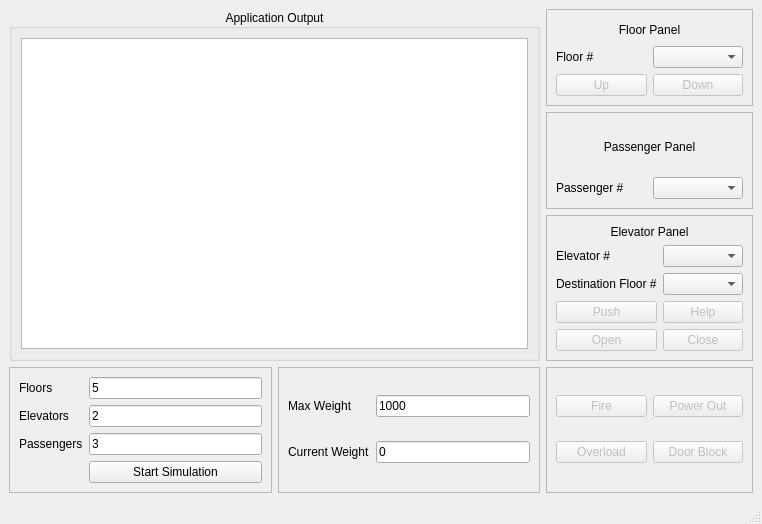
Above: elevassign/mainwindow.ui from kenjisak/QtElevator before the change. Below: the same form after it.
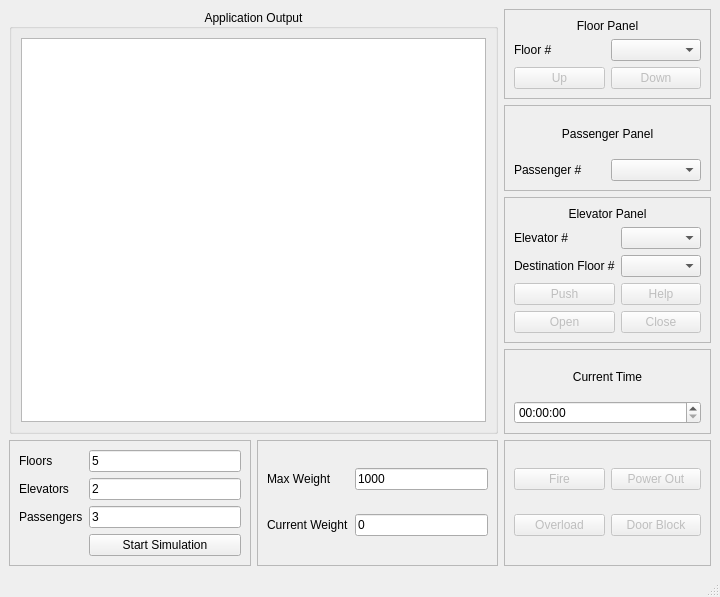
That is the form after the change.

Commit message: fixed elevcenteredstrat(working as intended)

The edit to the form file:
```diff
--- a/elevassign/mainwindow.ui
+++ b/elevassign/mainwindow.ui
@@ -6,8 +6,8 @@
    <rect>
     <x>0</x>
     <y>0</y>
-    <width>762</width>
-    <height>524</height>
+    <width>720</width>
+    <height>597</height>
    </rect>
   </property>
   <property name="windowTitle">
@@ -15,120 +15,33 @@
   </property>
   <widget class="QWidget" name="allWidgets">
    <layout class="QGridLayout" name="gridLayout_7">
-    <item row="5" column="0">
-     <widget class="QFrame" name="simPanel">
-      <property name="frameShape">
-       <enum>QFrame::StyledPanel</enum>
+    <item row="0" column="0" rowspan="7" colspan="2">
+     <widget class="QGroupBox" name="outputPanel">
+      <property name="title">
+       <string>Application Output</string>
       </property>
-      <property name="frameShadow">
-       <enum>QFrame::Raised</enum>
+      <property name="alignment">
+       <set>Qt::AlignCenter</set>
       </property>
-      <layout class="QGridLayout" name="gridLayout_3">
-       <item row="1" column="0">
-        <widget class="QLabel" name="numElevsLabel">
-         <property name="text">
-          <string>Elevators</string>
-         </property>
-        </widget>
-       </item>
-       <item row="0" column="1">
-        <widget class="QLineEdit" name="flrNuminit">
-         <property name="text">
-          <string>5</string>
-         </property>
-        </widget>
-       </item>
-       <item row="1" column="1">
-        <widget class="QLineEdit" name="elevNuminit">
-         <property name="text">
-          <string>2</string>
-         </property>
-        </widget>
-       </item>
-       <item row="3" column="1">
-        <widget class="QPushButton" name="startSimBtn">
-         <property name="text">
-          <string>Start Simulation</string>
-         </property>
-        </widget>
-       </item>
+      <layout class="QGridLayout" name="gridLayout_6">
        <item row="0" column="0">
-        <widget class="QLabel" name="numFlrsLabel">
-         <property name="text">
-          <string>Floors</string>
+        <widget class="QTextEdit" name="outputBox">
+         <property name="readOnly">
+          <bool>true</bool>
          </property>
-        </widget>
-       </item>
-       <item row="2" column="0">
-        <widget class="QLabel" name="numPassLabel">
-         <property name="text">
-          <string>Passengers</string>
+         <property name="html">
+          <string>&lt;!DOCTYPE HTML PUBLIC &quot;-//W3C//DTD HTML 4.0//EN&quot; &quot;http://www.w3.org/TR/REC-html40/strict.dtd&quot;&gt;
+&lt;html&gt;&lt;head&gt;&lt;meta name=&quot;qrichtext&quot; content=&quot;1&quot; /&gt;&lt;style type=&quot;text/css&quot;&gt;
+p, li { white-space: pre-wrap; }
+&lt;/style&gt;&lt;/head&gt;&lt;body style=&quot; font-family:'Noto Sans'; font-size:9pt; font-weight:400; font-style:normal;&quot;&gt;
+&lt;p style=&quot;-qt-paragraph-type:empty; margin-top:0px; margin-bottom:0px; margin-left:0px; margin-right:0px; -qt-block-indent:0; text-indent:0px;&quot;&gt;&lt;br /&gt;&lt;/p&gt;&lt;/body&gt;&lt;/html&gt;</string>
          </property>
         </widget>
        </item>
-       <item row="2" column="1">
-        <widget class="QLineEdit" name="passNuminit">
-         <property name="text">
-          <string>3</string>
-         </property>
-        </widget>
-       </item>
       </layout>
      </widget>
     </item>
-    <item row="5" column="2">
-     <widget class="QFrame" name="safetyPanel">
-      <property name="frameShape">
-       <enum>QFrame::StyledPanel</enum>
-      </property>
-      <property name="frameShadow">
-       <enum>QFrame::Raised</enum>
-      </property>
-      <layout class="QGridLayout" name="gridLayout_2">
-       <item row="1" column="0">
-        <widget class="QPushButton" name="overldBtn">
-         <property name="enabled">
-          <bool>false</bool>
-         </property>
-         <property name="text">
-          <string>Overload</string>
-         </property>
-        </widget>
-       </item>
-       <item row="0" column="1">
-        <widget class="QPushButton" name="pwroutBtn">
-         <property name="enabled">
-          <bool>false</bool>
-         </property>
-         <property name="text">
-          <string>Power Out</string>
-         </property>
-        </widget>
-       </item>
-       <item row="1" column="1">
-        <widget class="QPushButton" name="doorBlockBtn">
-         <property name="enabled">
-          <bool>false</bool>
-         </property>
-         <property name="text">
-          <string>Door Block</string>
-         </property>
-        </widget>
-       </item>
-       <item row="0" column="0">
-        <widget class="QPushButton" name="fireBtn">
-         <property name="enabled">
-          <bool>false</bool>
-         </property>
-         <property name="text">
-          <string>Fire</string>
-         </property>
-        </widget>
-       </item>
-      </layout>
-     </widget>
-    </item>
-    <item row="5" column="1">
+    <item row="7" column="1">
      <widget class="QFrame" name="weightPanel">
       <property name="frameShape">
        <enum>QFrame::StyledPanel</enum>
@@ -171,6 +84,90 @@
       </layout>
      </widget>
     </item>
+    <item row="0" column="2" rowspan="2">
+     <widget class="QFrame" name="flrPanel">
+      <property name="frameShape">
+       <enum>QFrame::StyledPanel</enum>
+      </property>
+      <property name="frameShadow">
+       <enum>QFrame::Raised</enum>
+      </property>
+      <layout class="QGridLayout" name="gridLayout_4">
+       <item row="1" column="1">
+        <widget class="QComboBox" name="flrNumDropDown"/>
+       </item>
+       <item row="2" column="1">
+        <widget class="QPushButton" name="downBtn">
+         <property name="enabled">
+          <bool>false</bool>
+         </property>
+         <property name="text">
+          <string>Down</string>
+         </property>
+        </widget>
+       </item>
+       <item row="2" column="0">
+        <widget class="QPushButton" name="upBtn">
+         <property name="enabled">
+          <bool>false</bool>
+         </property>
+         <property name="text">
+          <string>Up</string>
+         </property>
+        </widget>
+       </item>
+       <item row="1" column="0">
+        <widget class="QLabel" name="flrNumLabel">
+         <property name="text">
+          <string>Floor #</string>
+         </property>
+        </widget>
+       </item>
+       <item row="0" column="0" colspan="2">
+        <widget class="QLabel" name="flrPanelLabel">
+         <property name="text">
+          <string>Floor Panel</string>
+         </property>
+         <property name="alignment">
+          <set>Qt::AlignCenter</set>
+         </property>
+        </widget>
+       </item>
+      </layout>
+     </widget>
+    </item>
+    <item row="2" column="2" rowspan="2">
+     <widget class="QFrame" name="passPanel">
+      <property name="frameShape">
+       <enum>QFrame::StyledPanel</enum>
+      </property>
+      <property name="frameShadow">
+       <enum>QFrame::Raised</enum>
+      </property>
+      <layout class="QGridLayout" name="gridLayout_8">
+       <item row="0" column="0" colspan="2">
+        <widget class="QLabel" name="passPanelLabel">
+         <property name="text">
+          <string>Passenger Panel</string>
+         </property>
+         <property name="alignment">
+          <set>Qt::AlignCenter</set>
+         </property>
+        </widget>
+       </item>
+       <item row="1" column="0">
+        <widget class="QLabel" name="passNumLabel">
+         <property name="text">
+          <string>Passenger #</string>
+         </property>
+        </widget>
+       </item>
+       <item row="1" column="1">
+        <widget class="QComboBox" name="passNumDropDown"/>
+       </item>
+      </layout>
+     </widget>
+    </item>
     <item row="4" column="2">
      <widget class="QFrame" name="elevatorPanel">
       <property name="frameShape">
@@ -253,113 +250,141 @@
       </layout>
      </widget>
     </item>
-    <item row="0" column="0" rowspan="5" colspan="2">
-     <widget class="QGroupBox" name="outputPanel">
-      <property name="title">
-       <string>Application Output</string>
-      </property>
-      <property name="alignment">
-       <set>Qt::AlignCenter</set>
-      </property>
-      <layout class="QGridLayout" name="gridLayout_6">
-       <item row="0" column="0">
-        <widget class="QTextEdit" name="outputBox">
-         <property name="readOnly">
-          <bool>true</bool>
-         </property>
-         <property name="html">
-          <string>&lt;!DOCTYPE HTML PUBLIC &quot;-//W3C//DTD HTML 4.0//EN&quot; &quot;http://www.w3.org/TR/REC-html40/strict.dtd&quot;&gt;
-&lt;html&gt;&lt;head&gt;&lt;meta name=&quot;qrichtext&quot; content=&quot;1&quot; /&gt;&lt;style type=&quot;text/css&quot;&gt;
-p, li { white-space: pre-wrap; }
-&lt;/style&gt;&lt;/head&gt;&lt;body style=&quot; font-family:'Noto Sans'; font-size:9pt; font-weight:400; font-style:normal;&quot;&gt;
-&lt;p style=&quot;-qt-paragraph-type:empty; margin-top:0px; margin-bottom:0px; margin-left:0px; margin-right:0px; -qt-block-indent:0; text-indent:0px;&quot;&gt;&lt;br /&gt;&lt;/p&gt;&lt;/body&gt;&lt;/html&gt;</string>
-         </property>
-        </widget>
-       </item>
-      </layout>
-     </widget>
-    </item>
-    <item row="2" column="2" rowspan="2">
-     <widget class="QFrame" name="passPanel">
+    <item row="7" column="0">
+     <widget class="QFrame" name="simPanel">
       <property name="frameShape">
        <enum>QFrame::StyledPanel</enum>
       </property>
       <property name="frameShadow">
        <enum>QFrame::Raised</enum>
       </property>
-      <layout class="QGridLayout" name="gridLayout_8">
-       <item row="0" column="0" colspan="2">
-        <widget class="QLabel" name="passPanelLabel">
-         <property name="text">
-          <string>Passenger Panel</string>
-         </property>
-         <property name="alignment">
-          <set>Qt::AlignCenter</set>
-         </property>
-        </widget>
-       </item>
+      <layout class="QGridLayout" name="gridLayout_3">
        <item row="1" column="0">
-        <widget class="QLabel" name="passNumLabel">
+        <widget class="QLabel" name="numElevsLabel">
          <property name="text">
-          <string>Passenger #</string>
+          <string>Elevators</string>
          </property>
         </widget>
        </item>
-       <item row="1" column="1">
-        <widget class="QComboBox" name="passNumDropDown"/>
+       <item row="0" column="1">
+        <widget class="QLineEdit" name="flrNuminit">
+         <property name="text">
+          <string>5</string>
+         </property>
+        </widget>
        </item>
-      </layout>
-     </widget>
-    </item>
-    <item row="0" column="2" rowspan="2">
-     <widget class="QFrame" name="flrPanel">
-      <property name="frameShape">
-       <enum>QFrame::StyledPanel</enum>
-      </property>
-      <property name="frameShadow">
-       <enum>QFrame::Raised</enum>
-      </property>
-      <layout class="QGridLayout" name="gridLayout_4">
        <item row="1" column="1">
-        <widget class="QComboBox" name="flrNumDropDown"/>
+        <widget class="QLineEdit" name="elevNuminit">
+         <property name="text">
+          <string>2</string>
+         </property>
+        </widget>
        </item>
-       <item row="2" column="1">
-        <widget class="QPushButton" name="downBtn">
-         <property name="enabled">
-          <bool>false</bool>
+       <item row="3" column="1">
+        <widget class="QPushButton" name="startSimBtn">
+         <property name="text">
+          <string>Start Simulation</string>
          </property>
+        </widget>
+       </item>
+       <item row="0" column="0">
+        <widget class="QLabel" name="numFlrsLabel">
          <property name="text">
-          <string>Down</string>
+          <string>Floors</string>
          </property>
         </widget>
        </item>
        <item row="2" column="0">
-        <widget class="QPushButton" name="upBtn">
-         <property name="enabled">
-          <bool>false</bool>
+        <widget class="QLabel" name="numPassLabel">
+         <property name="text">
+          <string>Passengers</string>
          </property>
+        </widget>
+       </item>
+       <item row="2" column="1">
+        <widget class="QLineEdit" name="passNuminit">
          <property name="text">
-          <string>Up</string>
+          <string>3</string>
          </property>
         </widget>
        </item>
+      </layout>
+     </widget>
+    </item>
+    <item row="7" column="2">
+     <widget class="QFrame" name="safetyPanel">
+      <property name="frameShape">
+       <enum>QFrame::StyledPanel</enum>
+      </property>
+      <property name="frameShadow">
+       <enum>QFrame::Raised</enum>
+      </property>
+      <layout class="QGridLayout" name="gridLayout_2">
        <item row="1" column="0">
-        <widget class="QLabel" name="flrNumLabel">
+        <widget class="QPushButton" name="overldBtn">
+         <property name="enabled">
+          <bool>false</bool>
+         </property>
          <property name="text">
-          <string>Floor #</string>
+          <string>Overload</string>
          </property>
         </widget>
        </item>
-       <item row="0" column="0" colspan="2">
-        <widget class="QLabel" name="flrPanelLabel">
+       <item row="0" column="1">
+        <widget class="QPushButton" name="pwroutBtn">
+         <property name="enabled">
+          <bool>false</bool>
+         </property>
          <property name="text">
-          <string>Floor Panel</string>
+          <string>Power Out</string>
+         </property>
+        </widget>
+       </item>
+       <item row="1" column="1">
+        <widget class="QPushButton" name="doorBlockBtn">
+         <property name="enabled">
+          <bool>false</bool>
+         </property>
+         <property name="text">
+          <string>Door Block</string>
+         </property>
+        </widget>
+       </item>
+       <item row="0" column="0">
+        <widget class="QPushButton" name="fireBtn">
+         <property name="enabled">
+          <bool>false</bool>
+         </property>
+         <property name="text">
+          <string>Fire</string>
+         </property>
+        </widget>
+       </item>
+      </layout>
+     </widget>
+    </item>
+    <item row="5" column="2" rowspan="2">
+     <widget class="QFrame" name="frame">
+      <property name="frameShape">
+       <enum>QFrame::StyledPanel</enum>
+      </property>
+      <property name="frameShadow">
+       <enum>QFrame::Raised</enum>
+      </property>
+      <layout class="QGridLayout" name="gridLayout_9">
+       <item row="0" column="0">
+        <widget class="QLabel" name="currtimeLabel">
+         <property name="text">
+          <string>Current Time</string>
          </property>
          <property name="alignment">
           <set>Qt::AlignCenter</set>
          </property>
         </widget>
        </item>
+       <item row="1" column="0">
+        <widget class="QTimeEdit" name="currtimeEdit"/>
+       </item>
       </layout>
      </widget>
     </item>
```
The commit also changes 1 other file.
